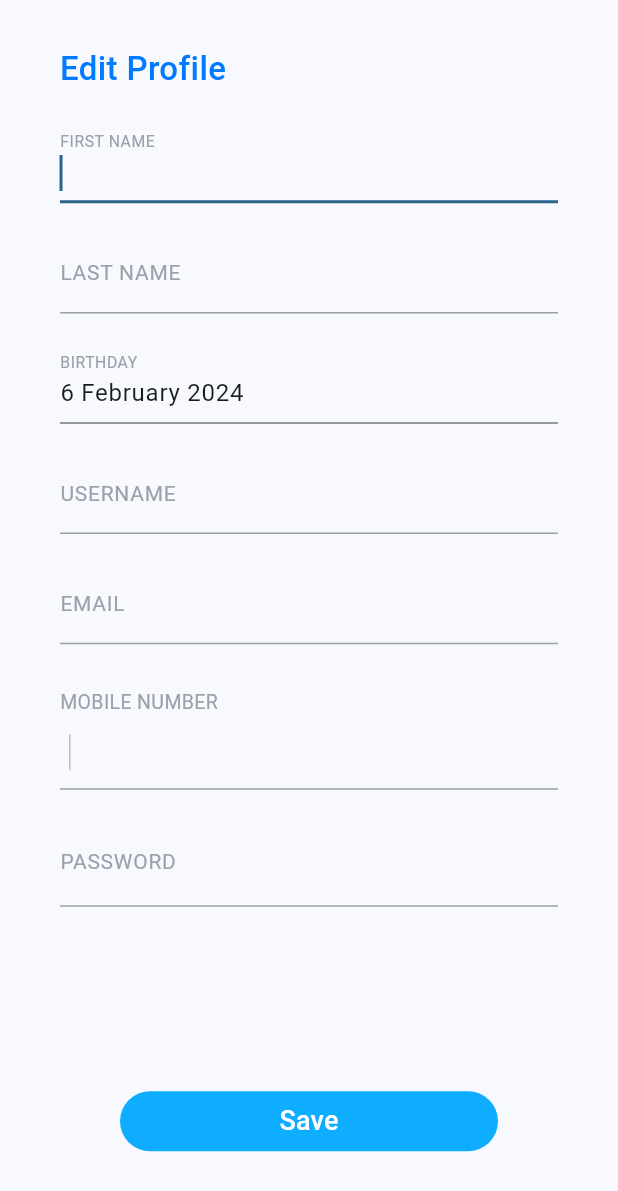
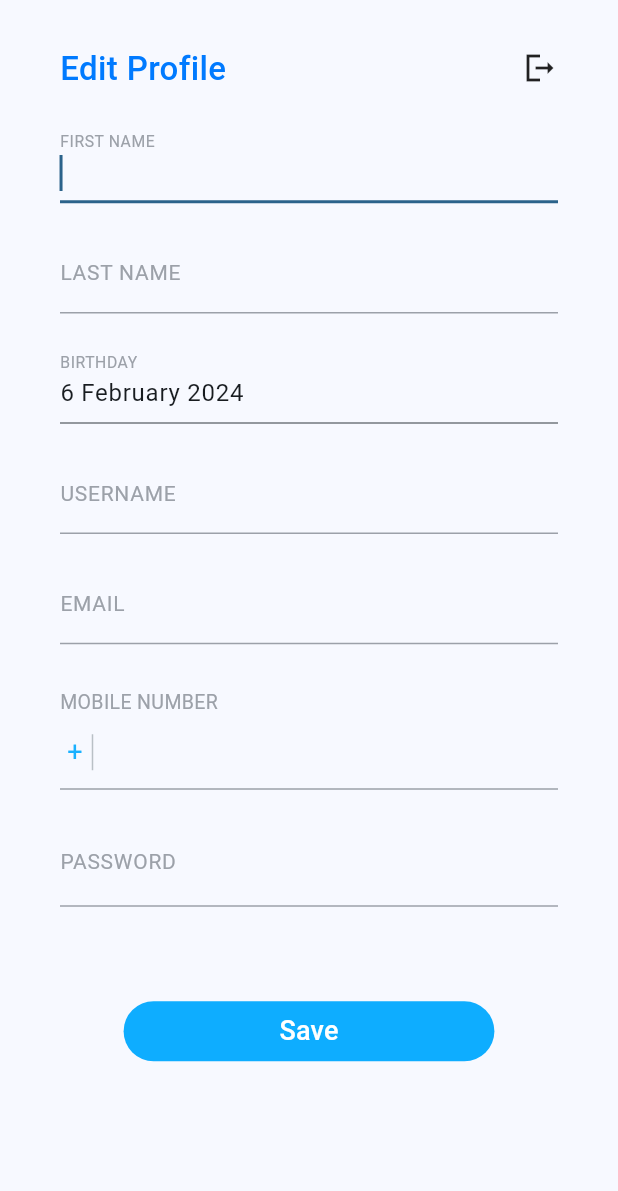
Before and after one commit to Anahit-95/Snapchat, a Flutter app: the HomeScreen screen opened directly with empty values, on a phone screen of 412 x 824 dp. Shown: the top 1191 px of the screen. Run offline on Flutter 3.47's test engine with Material 3 defaults, Android fonts, the phone set to English and light mode, and no system bars; our stand-ins replace bloc, equatable, flutter_bloc, sqflite; missing offline and left inert: country_codes; accounts and stored records are empty; network calls fail; project files that could hold a hidden picture were left out.

Commit message:
modified UserModel, completed Homepage, started implementing ChangeNotifier

```diff
--- a/lib/core/common/repositories/database_repository/database_repo.dart
+++ b/lib/core/common/repositories/database_repository/database_repo.dart
@@ -20,4 +20,7 @@ abstract class DatabaseRepo {
     required String text,
     required ValidationRepoImpl validationRepo,
   });
+
+  Future<void> updateUser(
+      {required String oldUsername, required UserModel updatedUser});
 }
--- a/lib/core/common/repositories/validation_repository/validation_repo.dart
+++ b/lib/core/common/repositories/validation_repository/validation_repo.dart
@@ -5,8 +5,10 @@ abstract class ValidatonRepo {
 
   bool isValidUsernameAndNotEmpty(String username);
 
-  bool isUsernameAvailable(
-      {required String username, required List<UserModel> allUsers});
+  bool isUsernameAvailable({
+    required String username,
+    required List<UserModel> allUsers,
+  });
 
   bool isValidPassword(String password);
 
@@ -14,15 +16,20 @@ abstract class ValidatonRepo {
 
   bool isValidEmail(String email);
 
-  bool isEmailAvailable(
-      {required String email, required List<UserModel> allUsers});
+  bool isEmailAvailable({
+    required String email,
+    required List<UserModel> allUsers,
+  });
 
   bool isValidBirthday(DateTime date);
 
   bool isValidPhoneNumber(String phoneNumber);
 
-  bool isPhoneNumberAvailable(
-      {required String phoneNumber, required List<UserModel> allUsers});
+  bool isPhoneNumberAvailable({
+    required String phoneCode,
+    required String phoneNumber,
+    required List<UserModel> allUsers,
+  });
 
   bool isValidNameState({required firstName, required lastName});
 
--- a/lib/core/common/repositories/validation_repository/validation_repo_impl.dart
+++ b/lib/core/common/repositories/validation_repository/validation_repo_impl.dart
@@ -95,9 +95,11 @@ class ValidationRepoImpl implements ValidatonRepo {
 
   @override
   bool isPhoneNumberAvailable(
-      {required String phoneNumber, required List<UserModel> allUsers}) {
-    final existingPhone =
-        allUsers.where((user) => user.phoneNumber == phoneNumber);
+      {required String phoneCode,
+      required String phoneNumber,
+      required List<UserModel> allUsers}) {
+    final existingPhone = allUsers.where((user) =>
+        user.phoneNumber == phoneNumber && user.phoneCode == phoneCode);
     if (existingPhone.isEmpty) {
       return true;
     } else {
--- a/lib/core/common/widgets/continue_button.dart
+++ b/lib/core/common/widgets/continue_button.dart
@@ -6,16 +6,18 @@ class ContinueButton extends StatelessWidget {
     required this.onPressed,
     required this.isEnabled,
     required this.title,
+    this.top = 100,
     super.key,
   });
   final void Function()? onPressed;
   final bool isEnabled;
   final String title;
+  final double top;
 
   @override
   Widget build(BuildContext context) {
     return Container(
-      padding: const EdgeInsets.only(top: 100),
+      padding: EdgeInsets.only(top: top),
       width: MediaQuery.of(context).size.width * .6,
       child: ElevatedButton(
         onPressed: isEnabled ? onPressed : null,
--- /dev/null
+++ b/lib/core/enums/edit_field_name.dart
@@ -0,0 +1,9 @@
+enum EditFieldName {
+  firstName,
+  lastName,
+  birthday,
+  username,
+  email,
+  phone,
+  password
+}
--- /dev/null
+++ b/lib/core/enums/sign_up_mode.dart
@@ -0,0 +1 @@
+enum SignUpMode { email, phone }
--- a/lib/core/models/user_model.dart
+++ b/lib/core/models/user_model.dart
@@ -1,4 +1,3 @@
-// ignore_for_file: public_member_api_docs, sort_constructors_first
 import 'package:equatable/equatable.dart';
 
 class UserModel extends Equatable {
@@ -9,6 +8,8 @@ class UserModel extends Equatable {
     required this.username,
     required this.password,
     this.email,
+    this.countryCode,
+    this.phoneCode,
     this.phoneNumber,
   });
 
@@ -19,6 +20,9 @@ class UserModel extends Equatable {
       birthday: DateTime.parse(map['birthday']),
       username: map['username'] as String,
       email: map['email'] != null ? map['email'] as String : null,
+      countryCode:
+          map['countryCode'] != null ? map['countryCode'] as String : null,
+      phoneCode: map['phoneCode'] != null ? map['phoneCode'] as String : null,
       phoneNumber:
           map['phoneNumber'] != null ? map['phoneNumber'] as String : null,
       password: map['password'] as String,
@@ -30,6 +34,8 @@ class UserModel extends Equatable {
   final DateTime birthday;
   final String username;
   final String? email;
+  final String? countryCode;
+  final String? phoneCode;
   final String? phoneNumber;
   final String password;
 
@@ -39,6 +45,8 @@ class UserModel extends Equatable {
     DateTime? birthday,
     String? username,
     String? email,
+    String? countryCode,
+    String? phoneCode,
     String? phoneNumber,
     String? password,
   }) {
@@ -48,8 +56,11 @@ class UserModel extends Equatable {
       birthday: birthday ?? this.birthday,
       username: username ?? this.username,
       email: email ?? this.email,
+      countryCode: countryCode ?? this.countryCode,
+      phoneCode: phoneCode ?? this.phoneCode,
       phoneNumber: phoneNumber ?? this.phoneNumber,
-        password: password ?? this.password);
+      password: password ?? this.password,
+    );
   }
 
   Map<String, dynamic> toMap() {
@@ -59,8 +70,10 @@ class UserModel extends Equatable {
       'birthday': birthday.toIso8601String(),
       'username': username,
       'email': email,
+      'countryCode': countryCode,
+      'phoneCode': phoneCode,
       'phoneNumber': phoneNumber,
-      'password': password
+      'password': password,
     };
   }
 
@@ -71,6 +84,8 @@ class UserModel extends Equatable {
         lastName,
         birthday,
         email,
+        countryCode,
+        phoneCode,
         phoneNumber,
         password,
       ];
--- a/lib/home/edit_profile_bloc/edit_profile_event.dart
+++ b/lib/home/edit_profile_bloc/edit_profile_event.dart
@@ -43,10 +43,11 @@ final class EditingOnChangeEvent extends EditProfileEvent {
 }
 
 final class SaveProfileChanges extends EditProfileEvent {
-  const SaveProfileChanges(this.user);
+  const SaveProfileChanges({required this.user, required this.username});
 
   final UserModel user;
+  final String username;
 
   @override
-  List<Object> get props => [user];
+  List<Object> get props => [username, user];
 }
--- a/lib/home/edit_profile_bloc/edit_profile_state.dart
+++ b/lib/home/edit_profile_bloc/edit_profile_state.dart
@@ -41,3 +41,7 @@ final class InvalidEditState extends EditProfileState {
 }
 
 final class ValidEditState extends EditProfileState {}
+
+final class LoadingEditProfile extends EditProfileState {}
+
+final class UpdatedProfile extends EditProfileState {}
--- a/lib/home/home_screen.dart
+++ b/lib/home/home_screen.dart
@@ -2,15 +2,20 @@ import 'package:flutter/cupertino.dart';
 import 'package:flutter/material.dart';
 import 'package:flutter_bloc/flutter_bloc.dart';
 import 'package:intl/intl.dart';
+import 'package:provider/provider.dart';
 import 'package:snapchat/core/common/repositories/database_repository/database_repo_impl.dart';
 import 'package:snapchat/core/common/repositories/validation_repository/validation_repo_impl.dart';
 import 'package:snapchat/core/common/widgets/continue_button.dart';
 import 'package:snapchat/core/common/widgets/custom_text_field.dart';
 import 'package:snapchat/core/common/widgets/header_text.dart';
+import 'package:snapchat/core/enums/edit_field_name.dart';
 import 'package:snapchat/core/models/country_model.dart';
 import 'package:snapchat/core/models/user_model.dart';
+import 'package:snapchat/core/providers/country_notifier.dart';
 import 'package:snapchat/core/utils/consts/colors.dart';
+import 'package:snapchat/countries/countries_screen.dart';
 import 'package:snapchat/home/edit_profile_bloc/edit_profile_bloc.dart';
+import 'package:snapchat/log_in/log_in_screen.dart';
 
 class HomeScreen extends StatefulWidget {
   const HomeScreen({required this.user, super.key});
@@ -35,22 +40,30 @@ class _HomeScreenState extends State<HomeScreen> {
     dbRepo: DatabaseRepoImpl(),
   );
 
+  late CountryNotifier _countryNotifier;
+
   DateTime? _selectedDate;
   CountryModel? _selectedCountry;
 
   @override
   void initState() {
+    // _countryNotifier.getCountry();
     _firstNameController.text = widget.user.firstName;
     _lastNameController.text = widget.user.lastName;
     _dateController.text =
         DateFormat('d MMMM yyyy').format(widget.user.birthday);
     _usernameController.text = widget.user.username;
     _emailController.text = widget.user.email ?? '';
-    _phoneController.text = widget.user.phoneNumber != null
-        ? widget.user.phoneNumber!.split(' ')[1]
-        : '';
+    _phoneController.text = widget.user.phoneNumber ?? '';
     _passwordController.text = widget.user.password;
     super.initState();
+  }
+
+  @override
+  void didChangeDependencies() {
+    super.didChangeDependencies();
+
+    _countryNotifier = Provider.of(context, listen: false);
   }
 
   @override
@@ -73,50 +86,61 @@ class _HomeScreenState extends State<HomeScreen> {
         builder: (context, state) {
           print(widget.user);
           print(state.runtimeType);
+          return _render(state);
+        },
+      ),
+    );
+  }
+
+  Widget _render(EditProfileState state) {
     return Scaffold(
       body: SafeArea(
         child: Padding(
           padding: const EdgeInsets.only(top: 30, right: 40, left: 40),
           child: SingleChildScrollView(
             child: Column(
-                    crossAxisAlignment: CrossAxisAlignment.start,
+              crossAxisAlignment: CrossAxisAlignment.center,
+              children: [
+                _renderHeader(),
+                _renderFirstNameInput(),
+                _renderErrorText(state, EditFieldName.firstName),
+                _renderLastNameInput(),
+                _renderErrorText(state, EditFieldName.lastName),
+                _renderBirthdayInput(),
+                _renderErrorText(state, EditFieldName.birthday),
+                _renderUsernameInput(),
+                _renderErrorText(state, EditFieldName.username),
+                _renderEmailInput(),
+                _renderErrorText(state, EditFieldName.email),
+                _renderMobileInput(),
+                _renderErrorText(state, EditFieldName.phone),
+                _renderPasswordInput(),
+                _renderErrorText(state, EditFieldName.password),
+                _renderSaveButton(state)
+              ],
+            ),
+          ),
+        ),
+      ),
+    );
+  }
+
+  Widget _renderHeader() {
+    return Row(
+      mainAxisAlignment: MainAxisAlignment.spaceBetween,
       children: [
         const HeaderText(
           title: 'Edit Profile',
           fontSize: 22,
           color: AppColors.blueText1,
         ),
-                      _renderFirstNameInput(),
-                      _renderFirstNameErrorText(state),
-                      _renderLastNameInput(),
-                      _renderLastNameErrorText(state),
-                      _renderBirthdayInput(),
-                      _renderBirthdayErrorText(state),
-                      _renderUsernameInput(),
-                      _renderUsernameErrorText(state),
-                      _renderEmailInput(),
-                      _renderEmailErrorText(state),
-                      _renderMobileInput(),
-                      _renderPhoneErrorText(state),
-                      _renderPasswordInput(),
-                      _renderPasswordErrorText(state),
-                      Container(
-                        padding: const EdgeInsets.symmetric(horizontal: 40),
-                        width: double.maxFinite,
-                        child: ContinueButton(
-                          onPressed: () {},
-                          isEnabled: true,
-                          title: 'Save',
-                        ),
+        GestureDetector(
+          onTap: () {
+            Navigator.pushReplacementNamed(context, LogInScreen.routeName);
+          },
+          child: const Icon(Icons.logout_sharp),
         )
       ],
-                  ),
-                ),
-              ),
-            ),
-          );
-        },
-      ),
     );
   }
 
@@ -131,13 +155,38 @@ class _HomeScreenState extends State<HomeScreen> {
     );
   }
 
-  Widget _renderFirstNameErrorText(EditProfileState state) {
-    if (state is InvalidEditState && state.firstNameError.isNotEmpty) {
+  Widget _renderErrorText(EditProfileState state, EditFieldName fieldName) {
+    if (state is InvalidEditState) {
+      String errorText;
+      switch (fieldName) {
+        case EditFieldName.firstName:
+          errorText = state.firstNameError;
+          break;
+        case EditFieldName.lastName:
+          errorText = state.lastNameError;
+          break;
+        case EditFieldName.birthday:
+          errorText = state.birthdayError;
+          break;
+        case EditFieldName.username:
+          errorText = state.usernameError;
+          break;
+        case EditFieldName.email:
+          errorText = state.emailError;
+          break;
+        case EditFieldName.phone:
+          errorText = state.phoneError;
+          break;
+        case EditFieldName.password:
+          errorText = state.passwordError;
+        default:
+          errorText = '';
+      }
       return SizedBox(
         width: double.maxFinite,
         height: 15,
         child: Text(
-          state.firstNameError,
+          errorText,
           style: const TextStyle(color: Colors.red, fontSize: 12),
         ),
       );
@@ -155,21 +204,6 @@ class _HomeScreenState extends State<HomeScreen> {
         onChanged: (_) => _onChangeInputs(),
       ),
     );
-  }
-
-  Widget _renderLastNameErrorText(EditProfileState state) {
-    if (state is InvalidEditState && state.lastNameError.isNotEmpty) {
-      return SizedBox(
-        width: double.maxFinite,
-        height: 15,
-        child: Text(
-          state.lastNameError,
-          style: const TextStyle(color: Colors.red, fontSize: 12),
-        ),
-      );
-    } else {
-      return const SizedBox(height: 15);
-    }
   }
 
   Widget _renderBirthdayInput() {
@@ -192,29 +226,18 @@ class _HomeScreenState extends State<HomeScreen> {
     );
   }
 
-  Widget _renderBirthdayErrorText(EditProfileState state) {
-    if (state is InvalidEditState && state.birthdayError.isNotEmpty) {
-      return SizedBox(
-        width: double.maxFinite,
-        height: 15,
-        child: Text(
-          state.birthdayError,
-          style: const TextStyle(color: Colors.red, fontSize: 12),
-        ),
-      );
-    } else {
-      return const SizedBox(height: 15);
-    }
-  }
-
   Future<void> _openDatePicker() async {
     FocusScope.of(context).unfocus();
     final currentDate = DateTime.now();
     showCupertinoModalPopup(
       context: context,
       builder: (context) {
-        return SizedBox(
+        return Container(
+          color: Colors.white,
           height: 250,
+          padding: EdgeInsets.only(
+            bottom: MediaQuery.of(context).viewInsets.bottom,
+          ),
           child: CupertinoDatePicker(
             mode: CupertinoDatePickerMode.date,
             initialDateTime: _selectedDate ?? widget.user.birthday,
@@ -244,44 +267,6 @@ class _HomeScreenState extends State<HomeScreen> {
     );
   }
 
-  // Widget _rederAvailable(EditProfileState state) {
-  //   return Container(
-  //     width: double.maxFinite,
-  //     height: 25,
-  //     padding: const EdgeInsets.only(top: 10),
-  //     child: (state is ValidEditState)
-  //         ? const Text(
-  //             'Username available',
-  //             textAlign: TextAlign.start,
-  //             style: TextStyle(
-  //               color: AppColors.greyText2,
-  //               fontSize: 12,
-  //             ),
-  //           )
-  //         : (state is InvalidEditState)
-  //             ? Text(
-  //                 state.usernameError,
-  //                 style: const TextStyle(color: Colors.red, fontSize: 12),
-  //               )
-  //             : null,
-  //   );
-  // }
-
-  Widget _renderUsernameErrorText(EditProfileState state) {
-    if (state is InvalidEditState && state.usernameError.isNotEmpty) {
-      return SizedBox(
-        width: double.maxFinite,
-        height: 15,
-        child: Text(
-          state.usernameError,
-          style: const TextStyle(color: Colors.red, fontSize: 12),
-        ),
-      );
-    } else {
-      return const SizedBox(height: 15);
-    }
-  }
-
   Widget _renderEmailInput() {
     return Padding(
       padding: const EdgeInsets.only(bottom: 4.0),
@@ -292,21 +277,6 @@ class _HomeScreenState extends State<HomeScreen> {
         keyboardType: TextInputType.emailAddress,
       ),
     );
-  }
-
-  Widget _renderEmailErrorText(EditProfileState state) {
-    if (state is InvalidEditState) {
-      return SizedBox(
-        width: double.maxFinite,
-        height: 15,
-        child: Text(
-          state.emailError,
-          style: const TextStyle(color: Colors.red, fontSize: 12),
-        ),
-      );
-    } else {
-      return const SizedBox(height: 15);
-    }
   }
 
   Widget _renderMobileInput() {
@@ -351,19 +321,25 @@ class _HomeScreenState extends State<HomeScreen> {
     //   builder: (context, snapshot) {
     //     if (snapshot.connectionState == ConnectionState.done) {
     //       _selectedCountry ??= snapshot.data;
+    return Consumer(
+      builder: (context, value, child) {
         return GestureDetector(
-      // onTap: _onTapNavigateCountriesScreen,
+          onTap: _onTapNavigateCountriesScreen,
           child: Text(
-        widget.user.phoneNumber != null
-            ? widget.user.phoneNumber!.split(' ')[0]
+            _selectedCountry != null
+                ? '${_selectedCountry!.getFlagEmoji} +${_selectedCountry!.phoneCode}'
+                : widget.user.phoneNumber != null
+                    ? '$getFlagEmoji +${widget.user.phoneCode}'
                     : '+',
-        // '${_selectedCountry?.getFlagEmoji ?? _selectedCountry!.countryCode} +${_selectedCountry!.phoneCode}',
             style: const TextStyle(
               fontSize: 18,
               color: AppColors.blueText2,
             ),
           ),
         );
+      },
+    );
+
     //     } else {
     //       return const SizedBox.shrink();
     //     }
@@ -399,21 +375,6 @@ class _HomeScreenState extends State<HomeScreen> {
     );
   }
 
-  Widget _renderPhoneErrorText(EditProfileState state) {
-    if (state is InvalidEditState) {
-      return SizedBox(
-        width: double.maxFinite,
-        height: 15,
-        child: Text(
-          state.phoneError,
-          style: const TextStyle(color: Colors.red, fontSize: 12),
-        ),
-      );
-    } else {
-      return const SizedBox(height: 15);
-    }
-  }
-
   Widget _renderPasswordInput() {
     return Padding(
       padding: const EdgeInsets.only(bottom: 4),
@@ -426,19 +387,30 @@ class _HomeScreenState extends State<HomeScreen> {
     );
   }
 
-  Widget _renderPasswordErrorText(EditProfileState state) {
-    if (state is InvalidEditState) {
-      return SizedBox(
-        width: double.maxFinite,
-        height: 15,
-        child: Text(
-          state.passwordError,
-          style: const TextStyle(color: Colors.red, fontSize: 12),
+  Widget _renderSaveButton(EditProfileState state) {
+    return ContinueButton(
+      onPressed: _onPressedSave,
+      isEnabled: state is! InvalidEditState,
+      title: 'Save',
+      top: 40,
+    );
+  }
+
+  String get getFlagEmoji {
+    final flag = widget.user.countryCode!.toUpperCase().replaceAllMapped(
+        RegExp(r'[A-Z]'),
+        (match) => String.fromCharCode(match.group(0)!.codeUnitAt(0) + 127397));
+    return flag;
+  }
+
+  void _onTapNavigateCountriesScreen() {
+    Navigator.push(
+      context,
+      MaterialPageRoute(
+        builder: (context) =>
+            CountriesScreen(countryNotifier: _countryNotifier),
       ),
     );
-    } else {
-      return const SizedBox(height: 15);
-    }
   }
 
   void _onChangeInputs() {
@@ -451,11 +423,32 @@ class _HomeScreenState extends State<HomeScreen> {
       phoneCode: _selectedCountry != null
           ? _selectedCountry!.phoneCode
           : widget.user.phoneNumber != null
-              ? widget.user.phoneNumber!.split(' ')[0]
-              : '1',
+              ? widget.user.phoneCode
+              : null,
       phoneNumber: _phoneController.text,
       password: _passwordController.text,
       user: widget.user,
     ));
   }
+
+  void _onPressedSave() => _editProfileBloc.add(
+        SaveProfileChanges(
+          username: widget.user.username,
+          user: widget.user.copyWith(
+            firstName: _firstNameController.text,
+            lastName: _lastNameController.text,
+            birthday: _selectedDate ?? widget.user.birthday,
+            username: _usernameController.text,
+            email: _emailController.text.isEmpty ? null : _emailController.text,
+            phoneCode: _phoneController.text.isEmpty
+                ? null
+                : _selectedCountry != null
+                    ? _selectedCountry!.phoneCode
+                    : widget.user.phoneCode,
+            phoneNumber:
+                _phoneController.text.isEmpty ? null : _phoneController.text,
+            password: _passwordController.text,
+          ),
+        ),
+      );
 }
--- a/lib/sign_up/screens/sign_up_email_phone/sign_up_email_phone_bloc/sign_up_email_phone_bloc.dart
+++ b/lib/sign_up/screens/sign_up_email_phone/sign_up_email_phone_bloc/sign_up_email_phone_bloc.dart
@@ -48,7 +48,8 @@ class SignUpEmailPhoneBloc
         _allUsers = await _dbRepo.getAllUsers();
       }
       if (_validationRepo.isPhoneNumberAvailable(
-          phoneNumber: '+${event.phoneCode} ${event.phoneNumber}',
+          phoneCode: event.phoneCode,
+          phoneNumber: event.phoneNumber,
           allUsers: _allUsers)) {
         emit(PhoneMode(event.phoneNumber));
       } else {
--- a/pubspec.yaml
+++ b/pubspec.yaml
@@ -40,6 +40,8 @@ dependencies:
   lint: ^2.3.0
   path: ^1.8.3
   sqflite: ^2.3.2
+  provider: ^6.1.1
+
   # sqflite_common_ffi: ^2.3.2+1
 
 dev_dependencies:
```
Also changed, not shown: lib/core/common/repositories/database_repository/database_repo_impl.dart (+14 -0 lines), lib/core/providers/country_notifier.dart (added, +36 -0 lines), lib/countries/countries_screen.dart (+8 -2 lines), lib/home/edit_profile_bloc/edit_profile_bloc.dart (+13 -12 lines), lib/log_in/log_in_screen.dart (+8 -3 lines), lib/sign_up/screens/sign_up_email_phone/sign_up_email_phone_screen.dart (+4 -4 lines), pubspec.lock. Lines whose indentation alone changed are shown as unchanged.
